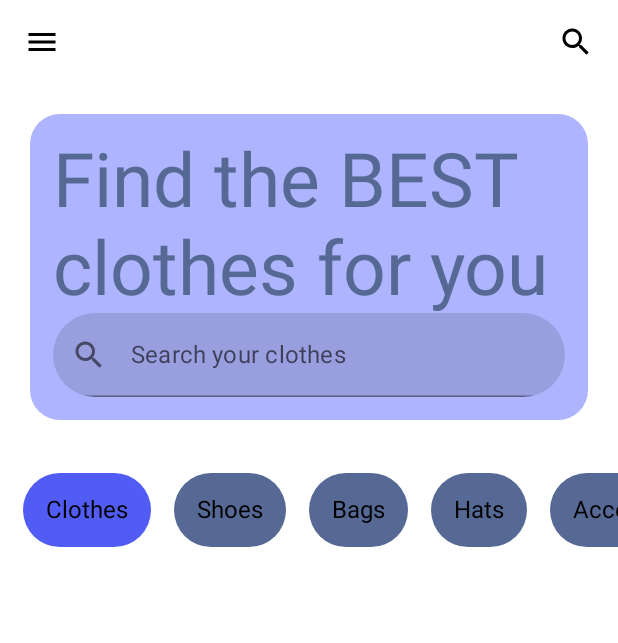
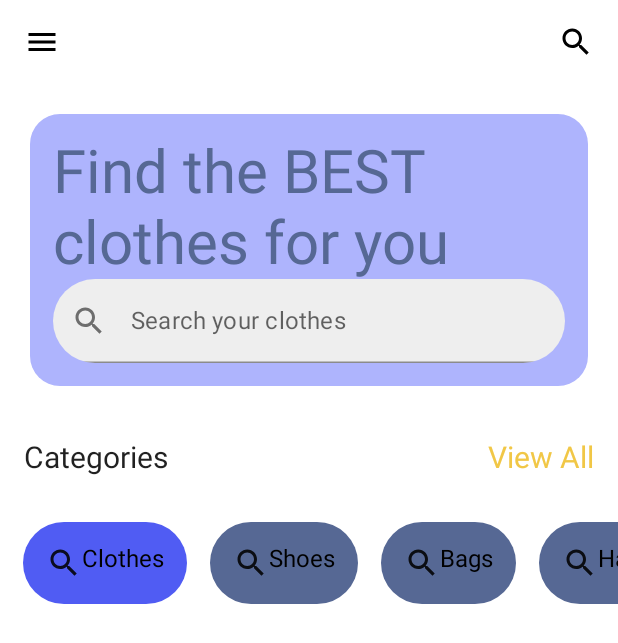
Before and after one commit to dimasbjg/catalog-compose, an Android app built with Jetpack Compose: the screen it shows after launch (MainActivity), on a phone screen of 412 x 824 dp. Shown: the top 643 px of the screen. Run offline under Robolectric (Android 15) with nearby library versions, the phone set to English and light mode, and no system bars.

Commit message:
minor change on some text widget and text field widget

```diff
--- a/app/src/main/java/com/dimdimbjg/catalog_compose/Home.kt
+++ b/app/src/main/java/com/dimdimbjg/catalog_compose/Home.kt
@@ -5,11 +5,7 @@ import androidx.compose.foundation.clickable
 import androidx.compose.foundation.layout.*
 import androidx.compose.foundation.lazy.LazyRow
 import androidx.compose.foundation.shape.RoundedCornerShape
-import androidx.compose.foundation.text.BasicTextField
-import androidx.compose.material.Icon
-import androidx.compose.material.IconButton
-import androidx.compose.material.Text
-import androidx.compose.material.TextField
+import androidx.compose.material.*
 import androidx.compose.runtime.*
 import androidx.compose.runtime.saveable.rememberSaveable
 import androidx.compose.ui.Alignment
@@ -20,9 +16,7 @@ import androidx.compose.ui.res.painterResource
 import androidx.compose.ui.unit.dp
 import androidx.compose.ui.unit.sp
 import com.dimdimbjg.catalog_compose.R
-import com.dimdimbjg.catalog_compose.ui.theme.BlueViolet1
-import com.dimdimbjg.catalog_compose.ui.theme.ButtonBlue
-import com.dimdimbjg.catalog_compose.ui.theme.DarkerButtonBlue
+import com.dimdimbjg.catalog_compose.ui.theme.*
 
 @Composable
 fun Home() {
@@ -35,6 +29,24 @@ fun Home() {
         Column {
             ActionTopBar()
             SearchBox()
+            Row(
+                horizontalArrangement = Arrangement.SpaceBetween,
+                verticalAlignment = Alignment.CenterVertically,
+                modifier = Modifier
+                    .fillMaxWidth()
+                    .padding(16.dp)
+            ) {
+
+                Text(
+                    text = "Categories",
+                    fontSize = 20.sp
+                )
+                Text(
+                    text = "View All",
+                    fontSize = 20.sp,
+                    color = OrangeYellow2
+                )
+            }
             ChipCategory(chips = listOf("Clothes", "Shoes", "Bags", "Hats", "Accessories", "other"))
         }
     }
@@ -80,23 +92,29 @@ fun SearchBox() {
             Text(
                 text = "Find the BEST clothes for you",
                 color = DarkerButtonBlue,
-                fontSize = 50.sp
+                fontSize = 40.sp
             )
             TextField(
                 value = text,
                 onValueChange = {
                     text = it
                 },
-                placeholder = { Text("Search your clothes")},
+                placeholder = { Text("Search your clothes") },
                 modifier = Modifier
                     .fillMaxWidth()
                     .clip(RoundedCornerShape(50.dp)),
                 leadingIcon = {
                     IconButton(onClick = { /*TODO*/ }) {
-                        Icon(painter = painterResource(id = R.drawable.ic_search), contentDescription = "Search")
+                        Icon(
+                            painter = painterResource(id = R.drawable.ic_search),
+                            contentDescription = "Search"
+                        )
 
                     }
-                }
+                },
+                colors = TextFieldDefaults.textFieldColors(
+                    backgroundColor = TextWhite
+                ),
             )
 
         }
@@ -126,7 +144,13 @@ fun ChipCategory(
                     )
                     .padding(15.dp)
             ) {
-                Text(text = chips[it], color = Color.Black)
+                Row() {
+                    Icon(
+                        painter = painterResource(id = R.drawable.ic_search),
+                        contentDescription = "Chips"
+                    )
+                    Text(text = chips[it], color = Color.Black)
+                }
             }
         }
     }
--- a/app/src/main/java/com/dimdimbjg/catalog_compose/MainActivity.kt
+++ b/app/src/main/java/com/dimdimbjg/catalog_compose/MainActivity.kt
@@ -30,8 +30,8 @@ fun Greeting(name: String) {
     Text(text = "Hello $name!")
 }
 
-//@Preview(showBackground = true)
-//@Composable
-//fun DefaultPreview() {
-//    Home()
-//}
+@Preview(showBackground = true)
+@Composable
+fun DefaultPreview() {
+    Home()
+}
```
